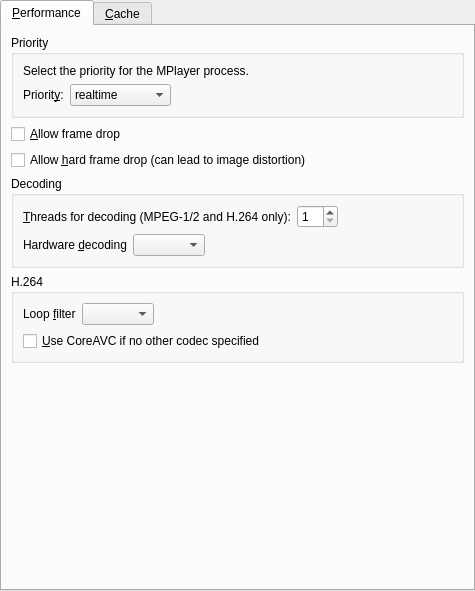
This is src/gui/pref/performance.ui in wilbert2000/wzplayer as Qt 5 draws it before an edit. The edited form follows.
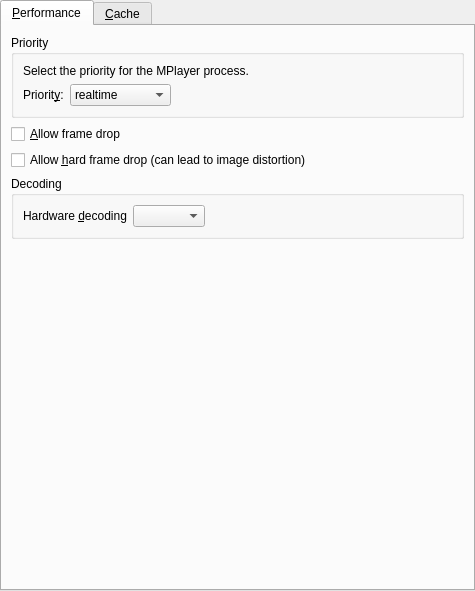
This is the edited form.

Commit message: Removed support for coreavc and setting lavd H264 loop filter and threads

What changed in the file:
```diff
--- a/src/gui/pref/performance.ui
+++ b/src/gui/pref/performance.ui
@@ -145,52 +145,6 @@
           <string>Decoding</string>
          </property>
          <layout class="QVBoxLayout" name="verticalLayout">
-          <item>
-           <layout class="QHBoxLayout">
-            <property name="spacing">
-             <number>6</number>
-            </property>
-            <property name="margin">
-             <number>0</number>
-            </property>
-            <item>
-             <widget class="QLabel" name="label_13">
-              <property name="text">
-               <string>&amp;Threads for decoding (MPEG-1/2 and H.264 only):</string>
-              </property>
-              <property name="buddy">
-               <cstring>threads_spin</cstring>
-              </property>
-             </widget>
-            </item>
-            <item>
-             <widget class="QSpinBox" name="threads_spin">
-              <property name="minimum">
-               <number>1</number>
-              </property>
-              <property name="maximum">
-               <number>16</number>
-              </property>
-              <property name="value">
-               <number>1</number>
-              </property>
-             </widget>
-            </item>
-            <item>
-             <spacer>
-              <property name="orientation">
-               <enum>Qt::Horizontal</enum>
-              </property>
-              <property name="sizeHint" stdset="0">
-               <size>
-                <width>40</width>
-                <height>20</height>
-               </size>
-              </property>
-             </spacer>
-            </item>
-           </layout>
-          </item>
           <item>
            <layout class="QHBoxLayout" name="horizontalLayout">
             <item>
@@ -224,58 +178,6 @@
          </layout>
         </widget>
        </item>
-       <item>
-        <widget class="QGroupBox" name="groupBox">
-         <property name="title">
-          <string>H.264</string>
-         </property>
-         <layout class="QVBoxLayout">
-          <property name="spacing">
-           <number>6</number>
-          </property>
-          <property name="margin">
-           <number>9</number>
-          </property>
-          <item>
-           <layout class="QHBoxLayout">
-            <item>
-             <widget class="QLabel" name="label_8">
-              <property name="text">
-               <string>Loop &amp;filter</string>
-              </property>
-              <property name="buddy">
-               <cstring>loopfilter_combo</cstring>
-              </property>
-             </widget>
-            </item>
-            <item>
-             <widget class="QComboBox" name="loopfilter_combo"/>
-            </item>
-            <item>
-             <spacer>
-              <property name="orientation">
-               <enum>Qt::Horizontal</enum>
-              </property>
-              <property name="sizeHint" stdset="0">
-               <size>
-                <width>40</width>
-                <height>20</height>
-               </size>
-              </property>
-             </spacer>
-            </item>
-           </layout>
-          </item>
-          <item>
-           <widget class="QCheckBox" name="coreavc_check">
-            <property name="text">
-             <string>&amp;Use CoreAVC if no other codec specified</string>
-            </property>
-           </widget>
-          </item>
-         </layout>
-        </widget>
-       </item>
        <item>
         <spacer>
          <property name="orientation">
```
Left out of the diff: 3 changed lines with no effect on the pictures. The commit also changes 9 other files.
